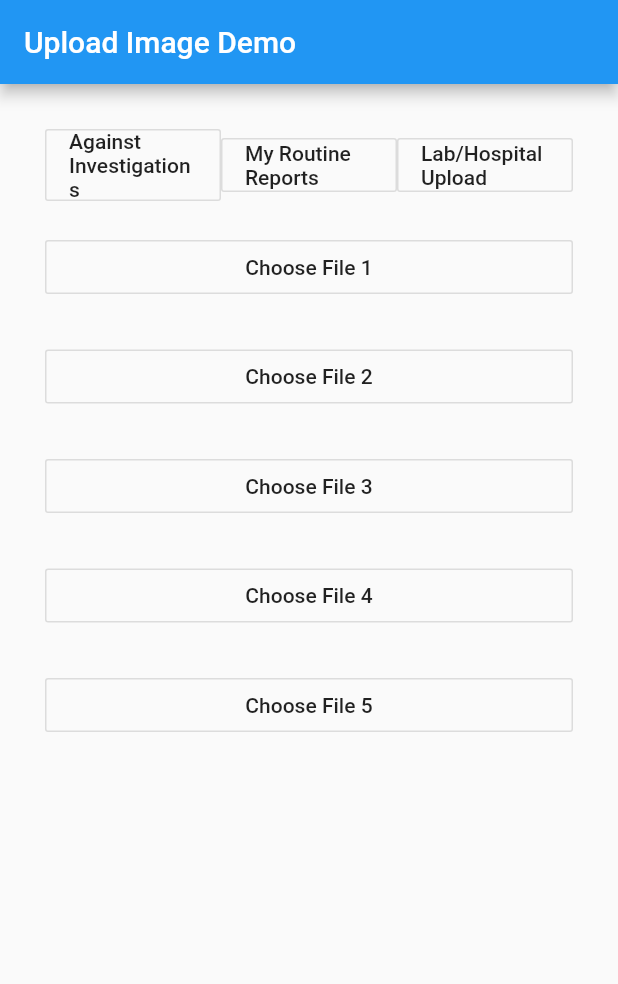
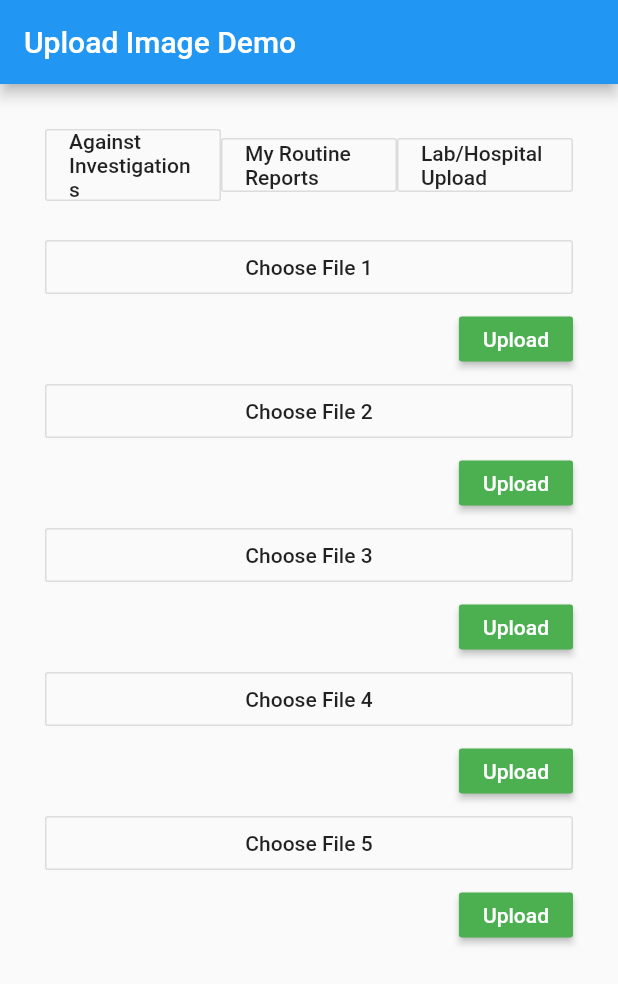
Before and after one commit to kurzekar-rohit/Upload_Image_ToServer_Flutter, a Flutter app: the screen it shows after launch, after a tap on "Choose File 1", on a phone screen of 412 x 824 dp. Shown: the top 984 px of the screen. Run offline on Flutter 3.47's test engine with Material 2 defaults, Android fonts, the phone set to English and light mode, and no system bars; our stand-ins replace file_picker, image_picker.

Commit message:
Upload Button added

```diff
--- a/lib/main.dart
+++ b/lib/main.dart
@@ -53,11 +53,11 @@ class UploadImageDemoState extends State<UploadImageDemo> {
       file_size4,
       filename5,
       file_size5;
-
+  File files1, files2, files3, files4, files5;
   chooseImage_1() async {
     FilePickerResult result = await FilePicker.platform.pickFiles();
     if (result != null) {
-      File files = File(result.files.single.path);
+      files1 = File(result.files.single.path);
       print('This is main Files 1 : $files');
       PlatformFile file = result.files.first;
       if (file.size > 5120) {
@@ -69,12 +69,12 @@ class UploadImageDemoState extends State<UploadImageDemo> {
         setState(() {
           filename1 = file.name;
           file_size1 = file.size;
-          _progressBarActive1 = true;
+          // _progressBarActive1 = true;
         });
-        fileName1 = files.path.split('/').last;
-        print('This is fileName : ${files.path}');
+        // fileName1 = files1.path.split('/').last;
+        // print('This is fileName : ${files1.path}');
 
-        uploadImage1(files.path);
+        // uploadImage1(files1.path);
       }
     }
 
@@ -84,7 +84,7 @@ class UploadImageDemoState extends State<UploadImageDemo> {
   chooseImage_2() async {
     FilePickerResult result = await FilePicker.platform.pickFiles();
     if (result != null) {
-      File files = File(result.files.single.path);
+      files2 = File(result.files.single.path);
       print('This is main Files 2 : $files');
       PlatformFile file = result.files.first;
       if (file.size > 5120) {
@@ -96,12 +96,12 @@ class UploadImageDemoState extends State<UploadImageDemo> {
         setState(() {
           filename2 = file.name;
           file_size2 = file.size;
-          _progressBarActive2 = true;
+          // _progressBarActive2 = true;
         });
-        fileName2 = files.path.split('/').last;
-        print('This is fileName : ${files.path}');
+        // fileName2 = files2.path.split('/').last;
+        // print('This is fileName : ${files2.path}');
 
-        uploadImage2(files.path);
+        // uploadImage2(files2.path);
       }
     }
 
@@ -111,7 +111,7 @@ class UploadImageDemoState extends State<UploadImageDemo> {
   chooseImage_3() async {
     FilePickerResult result = await FilePicker.platform.pickFiles();
     if (result != null) {
-      File files = File(result.files.single.path);
+      files3 = File(result.files.single.path);
       print('This is main Files 3 : $files');
       PlatformFile file = result.files.first;
 
@@ -124,12 +124,12 @@ class UploadImageDemoState extends State<UploadImageDemo> {
         setState(() {
           filename3 = file.name;
           file_size3 = file.size;
-          _progressBarActive3 = true;
+          // _progressBarActive3 = true;
         });
-        fileName3 = files.path.split('/').last;
-        print('This is fileName : ${files.path}');
+        // fileName3 = files4.path.split('/').last;
+        // print('This is fileName : ${files4.path}');
 
-        uploadImage3(files.path);
+        // uploadImage3(files4.path);
       }
     }
 
@@ -139,7 +139,7 @@ class UploadImageDemoState extends State<UploadImageDemo> {
   chooseImage_4() async {
     FilePickerResult result = await FilePicker.platform.pickFiles();
     if (result != null) {
-      File files = File(result.files.single.path);
+      files4 = File(result.files.single.path);
       print('This is main Files 4 : $files');
       PlatformFile file = result.files.first;
 
@@ -152,12 +152,12 @@ class UploadImageDemoState extends State<UploadImageDemo> {
         setState(() {
           filename4 = file.name;
           file_size4 = file.size;
-          _progressBarActive4 = true;
+          // _progressBarActive4 = true;
         });
-        fileName4 = files.path.split('/').last;
-        print('This is fileName : ${files.path}');
+        // fileName4 = files4.path.split('/').last;
+        // print('This is fileName : ${files4.path}');
 
-        uploadImage4(files.path);
+        // uploadImage4(files4.path);
       }
     }
 
@@ -167,7 +167,7 @@ class UploadImageDemoState extends State<UploadImageDemo> {
   chooseImage_5() async {
     FilePickerResult result = await FilePicker.platform.pickFiles();
     if (result != null) {
-      File files = File(result.files.single.path);
+      files5 = File(result.files.single.path);
       print('This is main Files 5 : $files');
       PlatformFile file = result.files.first;
 
@@ -180,12 +180,12 @@ class UploadImageDemoState extends State<UploadImageDemo> {
         setState(() {
           filename5 = file.name;
           file_size5 = file.size;
-          _progressBarActive5 = true;
+          // _progressBarActive5 = true;
         });
-        fileName5 = files.path.split('/').last;
-        print('This is fileName : ${files.path}');
+        // fileName5 = files5.path.split('/').last;
+        // print('This is fileName : ${files5.path}');
 
-        uploadImage5(files.path);
+        // uploadImage5(files5.path);
       }
     }
 
@@ -247,6 +247,60 @@ class UploadImageDemoState extends State<UploadImageDemo> {
   // upload(fileName);
   // uploadFile();
   // }
+  startUpload_1() {
+    setState(() {
+      _progressBarActive1 = true;
+    });
+
+    fileName1 = files1.path.split('/').last;
+    print('This is fileName 1: ${files1.path}');
+
+    uploadImage1(files1.path);
+  }
+
+  startUpload_2() {
+    setState(() {
+      _progressBarActive2 = true;
+    });
+
+    fileName2 = files2.path.split('/').last;
+    print('This is fileName 2: ${files2.path}');
+
+    uploadImage2(files2.path);
+  }
+
+  startUpload_3() {
+    setState(() {
+      _progressBarActive3 = true;
+    });
+
+    fileName3 = files3.path.split('/').last;
+    print('This is fileName 3: ${files3.path}');
+
+    uploadImage3(files3.path);
+  }
+
+  startUpload_4() {
+    setState(() {
+      _progressBarActive4 = true;
+    });
+
+    fileName4 = files4.path.split('/').last;
+    print('This is fileName 4: ${files4.path}');
+
+    uploadImage4(files4.path);
+  }
+
+  startUpload_5() {
+    setState(() {
+      _progressBarActive5 = true;
+    });
+
+    fileName5 = files5.path.split('/').last;
+    print('This is fileName 5: ${files5.path}');
+
+    uploadImage5(files5.path);
+  }
 
   upload(String fileName) {
     http.post(uploadEndPoint, body: {
@@ -268,16 +322,11 @@ class UploadImageDemoState extends State<UploadImageDemo> {
   }
 
   Future<String> uploadImage1(filename) async {
-    // print('Print FILENAME: $filename');
     var request = http.MultipartRequest('POST', Uri.parse(uploadEndPoint));
-
     request.fields['filename'] = fileName1;
     request.fields['isuploadFile'] = 'yes';
-
     request.files.add(await http.MultipartFile.fromPath('file', filename));
     var res = await request.send();
-    // print('Print RES: $res');
-
     var response = await http.Response.fromStream(res);
     print('Response code 1: ${response.statusCode}');
     if (response.statusCode != 200) {
@@ -287,22 +336,15 @@ class UploadImageDemoState extends State<UploadImageDemo> {
     setStatus1(response.statusCode == 200 ? response.body : errMessage);
     print('Result Pass 1: ${json.decode(response.body)}');
     _progressBarActive1 = false;
-    // print('This is response: $response');
-    // print('This is response.body : ${response.body}');
     return res.reasonPhrase;
   }
 
   Future<String> uploadImage2(filename) async {
-    // print('Print FILENAME: $filename');
     var request = http.MultipartRequest('POST', Uri.parse(uploadEndPoint));
-
     request.fields['filename'] = fileName2;
     request.fields['isuploadFile'] = 'yes';
-
     request.files.add(await http.MultipartFile.fromPath('file', filename));
     var res = await request.send();
-    // print('Print RES: $res');
-
     var response = await http.Response.fromStream(res);
     print('Response code 2: ${response.statusCode}');
     if (response.statusCode != 200) {
@@ -312,22 +354,15 @@ class UploadImageDemoState extends State<UploadImageDemo> {
     setStatus2(response.statusCode == 200 ? response.body : errMessage);
     print('Result Pass 2: ${json.decode(response.body)}');
     _progressBarActive2 = false;
-    // print('This is response: $response');
-    // print('This is response.body : ${response.body}');
     return res.reasonPhrase;
   }
 
   Future<String> uploadImage3(filename) async {
-    // print('Print FILENAME: $filename');
     var request = http.MultipartRequest('POST', Uri.parse(uploadEndPoint));
-
     request.fields['filename'] = fileName3;
     request.fields['isuploadFile'] = 'yes';
-
     request.files.add(await http.MultipartFile.fromPath('file', filename));
     var res = await request.send();
-    // print('Print RES: $res');
-
     var response = await http.Response.fromStream(res);
     print('Response code 3: ${response.statusCode}');
     if (response.statusCode != 200) {
@@ -337,22 +372,15 @@ class UploadImageDemoState extends State<UploadImageDemo> {
     setStatus3(response.statusCode == 200 ? response.body : errMessage);
     print('Result Pass 3: ${json.decode(response.body)}');
     _progressBarActive3 = false;
-    // print('This is response: $response');
-    // print('This is response.body : ${response.body}');
     return res.reasonPhrase;
   }
 
   Future<String> uploadImage4(filename) async {
-    // print('Print FILENAME: $filename');
     var request = http.MultipartRequest('POST', Uri.parse(uploadEndPoint));
-
     request.fields['filename'] = fileName4;
     request.fields['isuploadFile'] = 'yes';
-
     request.files.add(await http.MultipartFile.fromPath('file', filename));
     var res = await request.send();
-    // print('Print RES: $res');
-
     var response = await http.Response.fromStream(res);
     print('Response code 4: ${response.statusCode}');
     if (response.statusCode != 200) {
@@ -362,22 +390,16 @@ class UploadImageDemoState extends State<UploadImageDemo> {
     setStatus4(response.statusCode == 200 ? response.body : errMessage);
     print('Result Pass 4: ${json.decode(response.body)}');
     _progressBarActive4 = false;
-    // print('This is response: $response');
-    // print('This is response.body : ${response.body}');
     return res.reasonPhrase;
   }
 
   Future<String> uploadImage5(filename) async {
     // print('Print FILENAME: $filename');
     var request = http.MultipartRequest('POST', Uri.parse(uploadEndPoint));
-
     request.fields['filename'] = fileName5;
     request.fields['isuploadFile'] = 'yes';
-
     request.files.add(await http.MultipartFile.fromPath('file', filename));
     var res = await request.send();
-    // print('Print RES: $res');
-
     var response = await http.Response.fromStream(res);
     print('Response code 5: ${response.statusCode}');
     if (response.statusCode != 200) {
@@ -387,8 +409,6 @@ class UploadImageDemoState extends State<UploadImageDemo> {
     setStatus5(response.statusCode == 200 ? response.body : errMessage);
     print('Result Pass 5: ${json.decode(response.body)}');
     _progressBarActive5 = false;
-    // print('This is response: $response');
-    // print('This is response.body : ${response.body}');
     return res.reasonPhrase;
   }
 
@@ -428,7 +448,7 @@ class UploadImageDemoState extends State<UploadImageDemo> {
         appBar: AppBar(
           title: Text("Upload Image Demo"),
         ),
-        body: Container(
+        body: SingleChildScrollView(
           padding: EdgeInsets.all(30.0),
           child: Column(
             crossAxisAlignment: CrossAxisAlignment.stretch,
@@ -498,13 +518,26 @@ class UploadImageDemoState extends State<UploadImageDemo> {
                           ),
                         ),
                         SizedBox(
-                          width: 5.0,
+                          width: 4.0,
                         ),
                         _progressBarActive1 == true
                             ? CircularProgressIndicator(
                                 strokeWidth: 2,
                               )
                             : Container(),
+                        SizedBox(
+                          width: 4.0,
+                        ),
+                        ButtonTheme(
+                          minWidth: 10.0,
+                          height: 30.0,
+                          child: RaisedButton(
+                            onPressed: startUpload_1,
+                            textColor: Colors.white,
+                            color: Colors.green,
+                            child: Text('Upload'),
+                          ),
+                        ),
                       ],
                     )
                   ],
@@ -554,6 +587,19 @@ class UploadImageDemoState extends State<UploadImageDemo> {
                                 strokeWidth: 2,
                               )
                             : Container(),
+                        SizedBox(
+                          width: 4.0,
+                        ),
+                        ButtonTheme(
+                          minWidth: 10.0,
+                          height: 30.0,
+                          child: RaisedButton(
+                            onPressed: startUpload_2,
+                            textColor: Colors.white,
+                            color: Colors.green,
+                            child: Text('Upload'),
+                          ),
+                        ),
                       ],
                     )
                   ],
@@ -603,6 +649,19 @@ class UploadImageDemoState extends State<UploadImageDemo> {
                                 strokeWidth: 2,
                               )
                             : Container(),
+                        SizedBox(
+                          width: 4.0,
+                        ),
+                        ButtonTheme(
+                          minWidth: 10.0,
+                          height: 30.0,
+                          child: RaisedButton(
+                            onPressed: startUpload_3,
+                            textColor: Colors.white,
+                            color: Colors.green,
+                            child: Text('Upload'),
+                          ),
+                        ),
                       ],
                     )
                   ],
@@ -652,6 +711,19 @@ class UploadImageDemoState extends State<UploadImageDemo> {
                                 strokeWidth: 2,
                               )
                             : Container(),
+                        SizedBox(
+                          width: 4.0,
+                        ),
+                        ButtonTheme(
+                          minWidth: 10.0,
+                          height: 30.0,
+                          child: RaisedButton(
+                            onPressed: startUpload_4,
+                            textColor: Colors.white,
+                            color: Colors.green,
+                            child: Text('Upload'),
+                          ),
+                        ),
                       ],
                     )
                   ],
@@ -701,6 +773,19 @@ class UploadImageDemoState extends State<UploadImageDemo> {
                                 strokeWidth: 2,
                               )
                             : Container(),
+                        SizedBox(
+                          width: 4.0,
+                        ),
+                        ButtonTheme(
+                          minWidth: 10.0,
+                          height: 30.0,
+                          child: RaisedButton(
+                            onPressed: startUpload_5,
+                            textColor: Colors.white,
+                            color: Colors.green,
+                            child: Text('Upload'),
+                          ),
+                        ),
                       ],
                     )
                   ],
```
